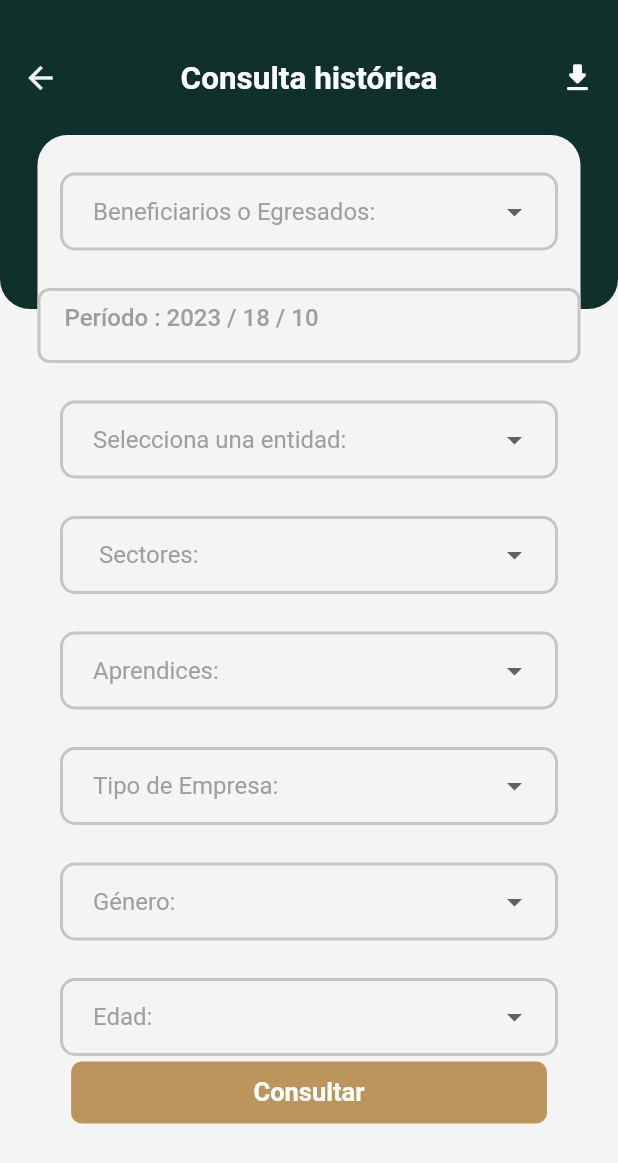
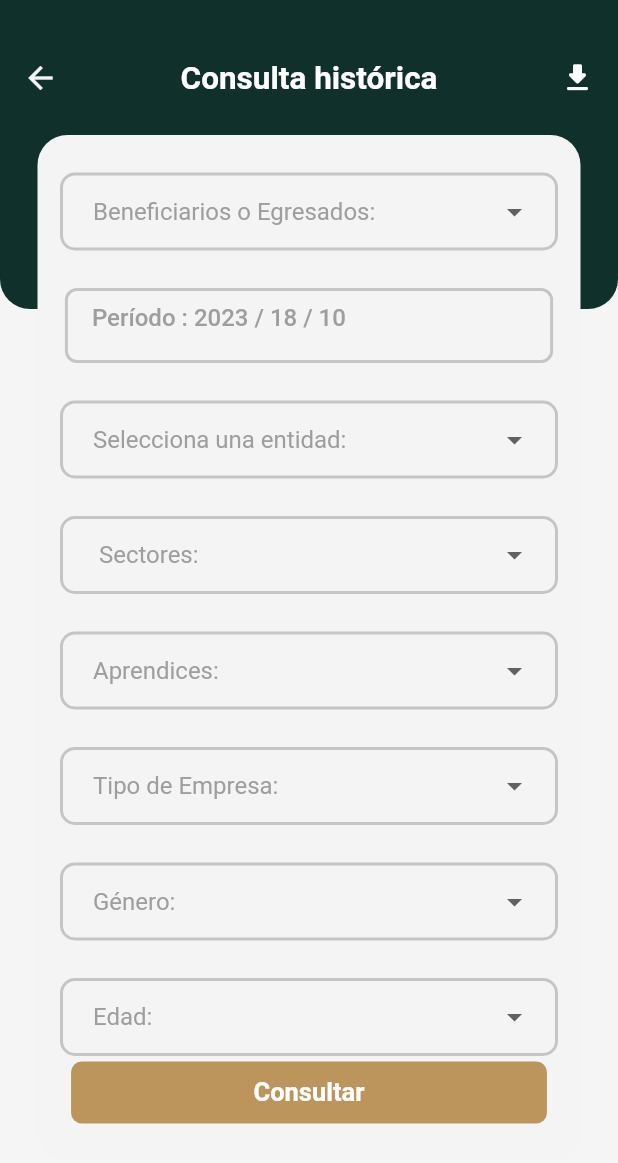
Before and after one commit to PerlaGCastillo/dashboardAppViews, a Flutter app: the SearchScreen screen opened directly, on a phone screen of 412 x 824 dp. Shown: the top 1163 px of the screen. Run offline on Flutter 3.47's test engine with Material 2 defaults, Android fonts, the phone set to English and light mode, and no system bars; our stand-ins replace hive, hive_flutter, syncfusion_flutter_charts; accounts and stored records are empty; project files that could hold a hidden picture were left out.

Commit message:
resposive date time item

```diff
--- a/lib/Screens/search.dart
+++ b/lib/Screens/search.dart
@@ -508,7 +508,7 @@ class _SearchScreenState extends State<SearchScreen> {
       decoration: BoxDecoration(
           borderRadius: BorderRadius.circular(8),
           border: Border.all(width: 2, color: Color(0xffC5C5C5))),
-      width: MediaQuery.of(context).size.width*0.9,
+      width: MediaQuery.of(context).size.width*0.79,
       height:50,
       child: TextButton(
         onPressed: () async {
```
